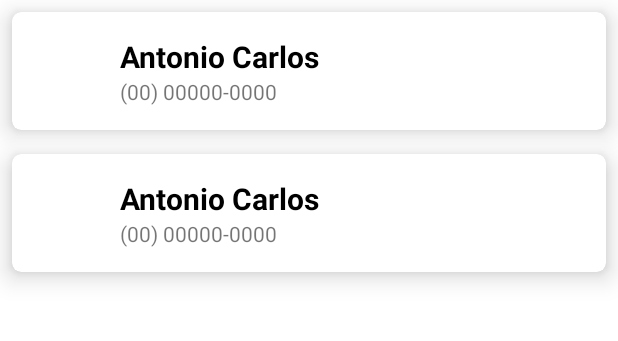
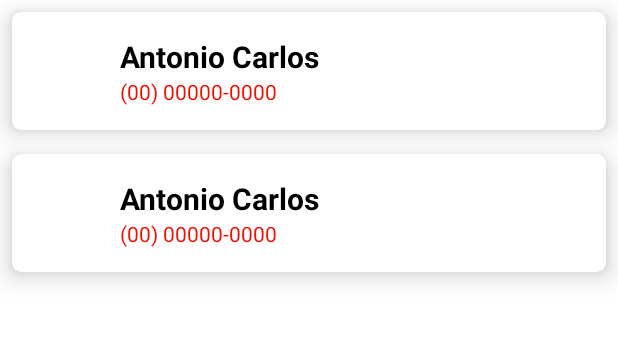
Before and after one commit to toninhobueno/Kotlin-Api-s, an Android app: the screen it shows after launch (MainActivity), on a phone screen of 412 x 824 dp, the part 84-425 px from its top. Run offline under Robolectric (Android 15) with nearby library versions, the phone set to English and light mode, and no system bars.

Commit message:
utlizando o recurso style

```diff
--- a/app/src/main/res/layout/contact_item.xml
+++ b/app/src/main/res/layout/contact_item.xml
@@ -42,6 +42,7 @@
         <TextView
             android:id="@+id/tv_phone"
             android:layout_marginLeft="16dp"
+            style="@style/TextViewDefault"
             android:textSize="14sp"
             android:layout_width="0dp"
             android:layout_height="wrap_content"
--- /dev/null
+++ b/app/src/main/res/values/styles.xml
@@ -0,0 +1,6 @@
+<resources>
+    <style name="TextViewDefault" parent="Widget.AppCompat.TextView">
+
+        <item name="android:textColor">#f00f00</item>
+    </style>
+</resources>
```
